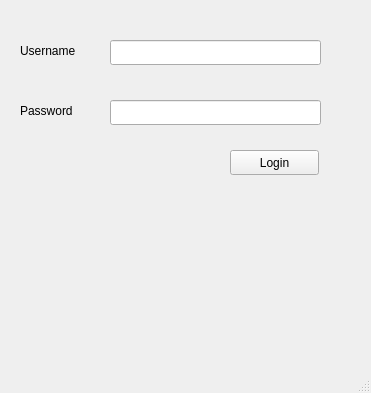
First picture: the form in login.ui, repository kylealelis/bbact03, before the edit.
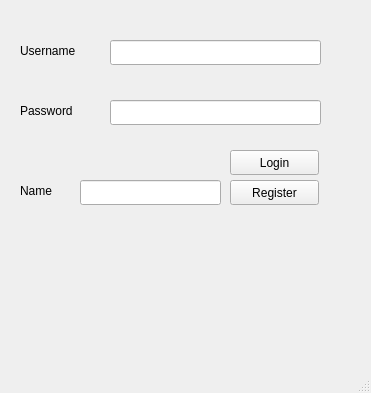
Second picture: the form after the edit.

Commit message: Added register user

Patch:
```diff
--- a/login.ui
+++ b/login.ui
@@ -97,6 +97,48 @@
      <bool>true</bool>
     </property>
    </widget>
+   <widget class="QPushButton" name="regButton">
+    <property name="geometry">
+     <rect>
+      <x>230</x>
+      <y>180</y>
+      <width>89</width>
+      <height>25</height>
+     </rect>
+    </property>
+    <property name="text">
+     <string>Register</string>
+    </property>
+   </widget>
+   <widget class="QLineEdit" name="nameEdit">
+    <property name="geometry">
+     <rect>
+      <x>80</x>
+      <y>180</y>
+      <width>141</width>
+      <height>25</height>
+     </rect>
+    </property>
+    <property name="inputMask">
+     <string/>
+    </property>
+    <property name="echoMode">
+     <enum>QLineEdit::Normal</enum>
+    </property>
+   </widget>
+   <widget class="QLabel" name="label_3">
+    <property name="geometry">
+     <rect>
+      <x>20</x>
+      <y>180</y>
+      <width>51</width>
+      <height>21</height>
+     </rect>
+    </property>
+    <property name="text">
+     <string>Name</string>
+    </property>
+   </widget>
   </widget>
   <widget class="QMenuBar" name="menubar">
    <property name="geometry">
```
The commit also changes 3 other files.
